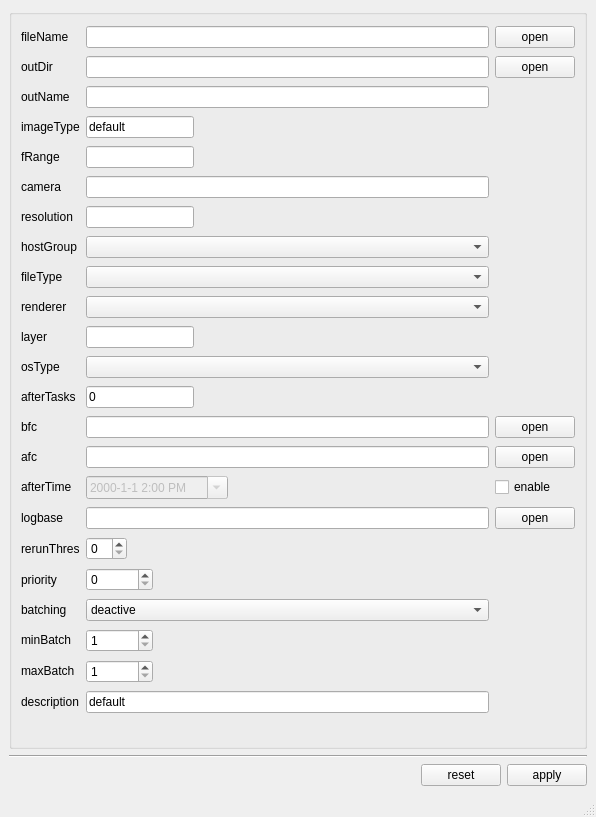
The window that rbhusUI/lib/rbhusEditMod.ui (aumanimationstudios/rbhus) describes before a commit, drawn with Qt 5.
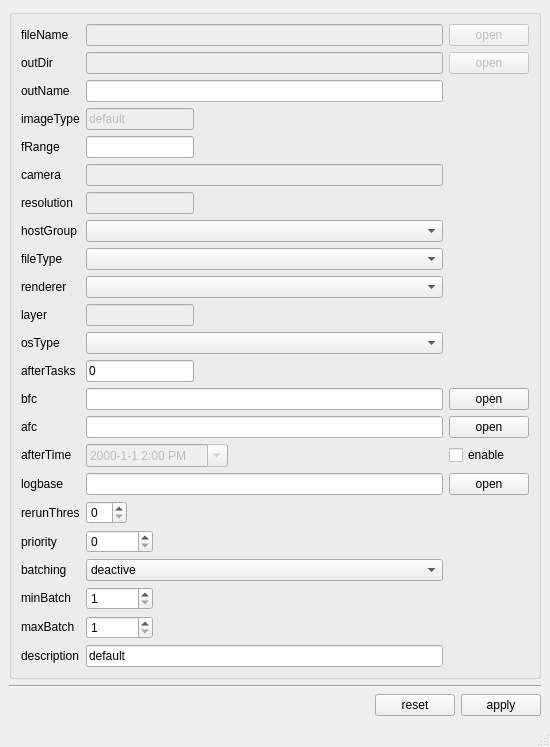
The same window after the commit.

```diff
--- a/rbhusUI/lib/rbhusEditMod.ui
+++ b/rbhusUI/lib/rbhusEditMod.ui
@@ -6,8 +6,8 @@
    <rect>
     <x>0</x>
     <y>0</y>
-    <width>596</width>
-    <height>817</height>
+    <width>550</width>
+    <height>669</height>
    </rect>
   </property>
   <property name="windowTitle">
@@ -218,6 +218,9 @@
        </item>
        <item row="1" column="2">
         <widget class="QPushButton" name="pushOutPutDir">
+         <property name="enabled">
+          <bool>false</bool>
+         </property>
          <property name="sizePolicy">
           <sizepolicy hsizetype="Maximum" vsizetype="Fixed">
            <horstretch>0</horstretch>
@@ -231,6 +234,9 @@
        </item>
        <item row="0" column="2">
         <widget class="QPushButton" name="pushFileName">
+         <property name="enabled">
+          <bool>false</bool>
+         </property>
          <property name="sizePolicy">
           <sizepolicy hsizetype="Maximum" vsizetype="Fixed">
            <horstretch>0</horstretch>
@@ -362,6 +368,9 @@
        </item>
        <item row="0" column="1">
         <widget class="QLineEdit" name="lineEditFileName">
+         <property name="enabled">
+          <bool>false</bool>
+         </property>
          <property name="sizePolicy">
           <sizepolicy hsizetype="MinimumExpanding" vsizetype="Fixed">
            <horstretch>0</horstretch>
@@ -385,6 +394,9 @@
        </item>
        <item row="1" column="1">
         <widget class="QLineEdit" name="lineEditOutPutDir">
+         <property name="enabled">
+          <bool>false</bool>
+         </property>
          <property name="sizePolicy">
           <sizepolicy hsizetype="MinimumExpanding" vsizetype="Fixed">
            <horstretch>0</horstretch>
@@ -408,6 +420,9 @@
        </item>
        <item row="6" column="1">
         <widget class="QLineEdit" name="lineEditFrange">
+         <property name="enabled">
+          <bool>true</bool>
+         </property>
          <property name="sizePolicy">
           <sizepolicy hsizetype="Maximum" vsizetype="Fixed">
            <horstretch>0</horstretch>
@@ -473,6 +488,9 @@
        </item>
        <item row="11" column="1">
         <widget class="QComboBox" name="comboRenderer">
+         <property name="enabled">
+          <bool>true</bool>
+         </property>
          <property name="sizePolicy">
           <sizepolicy hsizetype="Expanding" vsizetype="Fixed">
            <horstretch>0</horstretch>
@@ -509,6 +527,9 @@
        </item>
        <item row="12" column="1">
         <widget class="QLineEdit" name="lineEditLayer">
+         <property name="enabled">
+          <bool>false</bool>
+         </property>
          <property name="sizePolicy">
           <sizepolicy hsizetype="Maximum" vsizetype="Fixed">
            <horstretch>0</horstretch>
@@ -538,6 +559,9 @@
        </item>
        <item row="7" column="1">
         <widget class="QLineEdit" name="lineEditCamera">
+         <property name="enabled">
+          <bool>false</bool>
+         </property>
          <property name="sizePolicy">
           <sizepolicy hsizetype="MinimumExpanding" vsizetype="Fixed">
            <horstretch>0</horstretch>
@@ -574,6 +598,9 @@
        </item>
        <item row="8" column="1">
         <widget class="QLineEdit" name="lineEditResolution">
+         <property name="enabled">
+          <bool>false</bool>
+         </property>
          <property name="sizePolicy">
           <sizepolicy hsizetype="Maximum" vsizetype="Fixed">
            <horstretch>0</horstretch>
@@ -607,6 +634,9 @@
        </item>
        <item row="10" column="1">
         <widget class="QComboBox" name="comboType">
+         <property name="enabled">
+          <bool>true</bool>
+         </property>
          <property name="sizePolicy">
           <sizepolicy hsizetype="MinimumExpanding" vsizetype="Fixed">
            <horstretch>0</horstretch>
@@ -679,6 +709,9 @@
        </item>
        <item row="3" column="1">
         <widget class="QLineEdit" name="lineEditImageType">
+         <property name="enabled">
+          <bool>false</bool>
+         </property>
          <property name="sizePolicy">
           <sizepolicy hsizetype="Maximum" vsizetype="Fixed">
            <horstretch>0</horstretch>
```
